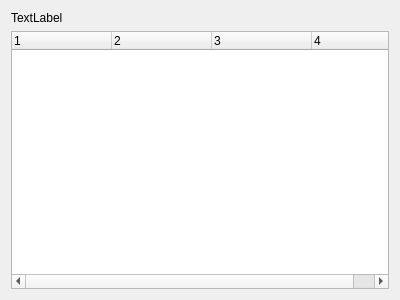
The window that tools/profiler/connection-widget.ui (Robert42/gl-research-toolkit) describes before a commit, drawn with Qt 5.
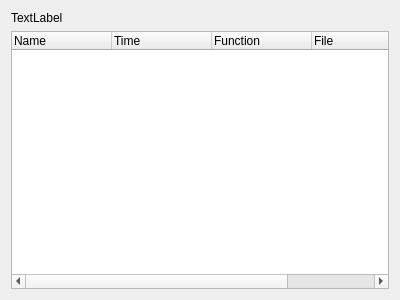
The same window after the commit.

```diff
--- a/tools/profiler/connection-widget.ui
+++ b/tools/profiler/connection-widget.ui
@@ -24,26 +24,31 @@
    <item>
     <widget class="QTreeWidget" name="treeWidget">
      <property name="columnCount">
-      <number>4</number>
+      <number>5</number>
      </property>
      <column>
       <property name="text">
-       <string notr="true">1</string>
+       <string notr="true">Name</string>
       </property>
      </column>
      <column>
       <property name="text">
-       <string notr="true">2</string>
+       <string notr="true">Time</string>
       </property>
      </column>
      <column>
       <property name="text">
-       <string notr="true">3</string>
+       <string notr="true">Function</string>
       </property>
      </column>
      <column>
       <property name="text">
-       <string notr="true">4</string>
+       <string notr="true">File</string>
+      </property>
+     </column>
+     <column>
+      <property name="text">
+       <string>Line</string>
       </property>
      </column>
     </widget>
```
